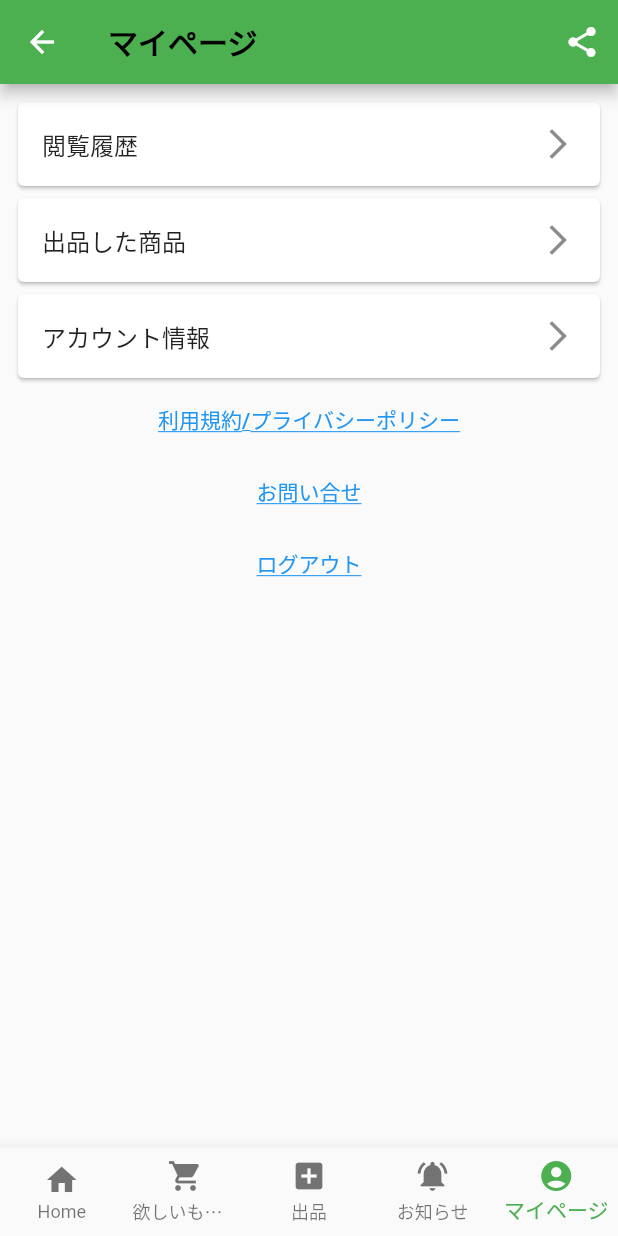
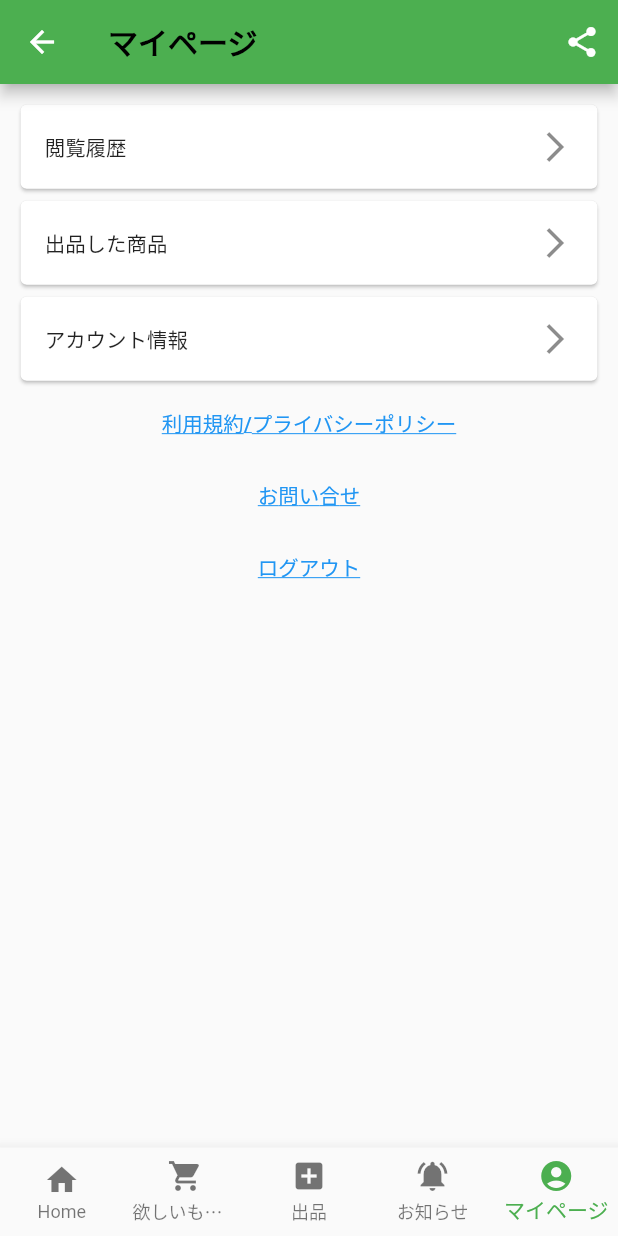
Before and after one commit to CoreForceNITech/share_box, a Flutter app: the Announcement screen opened directly, item 5 of the bottom bar chosen, on a phone screen of 412 x 824 dp. Run offline on Flutter 3.47's test engine with Material 2 defaults, Android fonts, the phone set to English and light mode, and no system bars; our stand-ins replace flutter_secure_storage, get, share_plus; accounts and stored records are empty.

Commit message:
ver0.2.0.4 全ファイルを文字の大きさを画面依存へ。Dimensions.dartにwidth追加(120,603)。

```diff
--- a/lib/Pages/main.dart
+++ b/lib/Pages/main.dart
@@ -3,7 +3,6 @@ import 'dart:io';
 import 'package:flutter/foundation.dart';
 import 'package:flutter/material.dart';
 import 'package:get/get.dart';
-import 'package:share_box/config/size_config.dart';
 import 'package:share_box/Pages/home.dart';
 import 'package:share_box/my_class/my_drawer.dart';
 import 'package:share_box/Pages/new_register.dart';
@@ -65,8 +64,6 @@ class _MyHomePageState extends State<MyHomePage> {
 
   @override
   Widget build(BuildContext context) {
-    //画面サイズ管理
-    SizeConfig().init(context);
     //web,Android上の戻るボタン無効化
     return WillPopScope(
       onWillPop: () async {
--- a/lib/Pages/my_page.dart
+++ b/lib/Pages/my_page.dart
@@ -7,6 +7,7 @@ import 'package:share_box/Pages/mypage_pages/exhibited_products.dart';
 import 'package:share_box/Pages/mypage_pages/inquiry.dart';
 import 'package:share_box/Pages/mypage_pages/privacy_policy.dart';
 import 'package:share_box/my_class/my_drawer.dart';
+import 'package:share_box/utils/dimensions.dart';
 
 class MyPage extends StatefulWidget {
   @override
@@ -27,7 +28,7 @@ class _MyPageState extends State<MyPage> {
         body: Container(
           width: double.infinity,
           //画面端の余白
-          padding: const EdgeInsets.all(8),
+          padding: MyDrawer.paddingSize(),
           child: SingleChildScrollView(
             child: Column(
               children: <Widget>[
@@ -42,7 +43,12 @@ class _MyPageState extends State<MyPage> {
                     children: [
                       Card(
                         child: ListTile(
-                          title: const Text('閲覧履歴'),
+                          title: Text(
+                            '閲覧履歴',
+                            style: TextStyle(
+                              fontSize: Dimensions.font14,
+                            ),
+                          ),
                           trailing: const Icon(Icons.arrow_forward_ios_sharp),
                           onTap: () {
                             MyDrawer.movePage(context, BrowsingHistory());
@@ -51,7 +57,12 @@ class _MyPageState extends State<MyPage> {
                       ),
                       Card(
                         child: ListTile(
-                          title: const Text('出品した商品'),
+                          title: Text(
+                            '出品した商品',
+                            style: TextStyle(
+                              fontSize: Dimensions.font14,
+                            ),
+                          ),
                           trailing: const Icon(Icons.arrow_forward_ios_sharp),
                           onTap: () {
                             MyDrawer.movePage(context, ExhibitedProducts());
@@ -60,7 +71,12 @@ class _MyPageState extends State<MyPage> {
                       ),
                       Card(
                         child: ListTile(
-                          title: const Text('アカウント情報'),
+                          title: Text(
+                            'アカウント情報',
+                            style: TextStyle(
+                              fontSize: Dimensions.font14,
+                            ),
+                          ),
                           trailing: const Icon(Icons.arrow_forward_ios_sharp),
                           onTap: () {
                             MyDrawer.movePage(context, AccountInformation());
@@ -71,11 +87,12 @@ class _MyPageState extends State<MyPage> {
                   ),
                 ),
                 TextButton(
-                  child: const Text(
+                  child: Text(
                     '利用規約/プライバシーポリシー',
                     style: TextStyle(
                       color: Colors.blue,
                       decoration: TextDecoration.underline,
+                      fontSize: Dimensions.font14,
                     ),
                   ),
                   onPressed: () {
@@ -83,11 +100,12 @@ class _MyPageState extends State<MyPage> {
                   },
                 ),
                 TextButton(
-                  child: const Text(
+                  child: Text(
                     'お問い合せ',
                     style: TextStyle(
                       color: Colors.blue,
                       decoration: TextDecoration.underline,
+                      fontSize: Dimensions.font14,
                     ),
                   ),
                   onPressed: () {
@@ -95,11 +113,12 @@ class _MyPageState extends State<MyPage> {
                   },
                 ),
                 TextButton(
-                  child: const Text(
+                  child: Text(
                     'ログアウト',
                     style: TextStyle(
                       color: Colors.blue,
                       decoration: TextDecoration.underline,
+                      fontSize: Dimensions.font14,
                     ),
                   ),
                   onPressed: () {
--- a/lib/utils/dimensions.dart
+++ b/lib/utils/dimensions.dart
@@ -25,6 +25,8 @@ class Dimensions {
   static double width30 = screenWidth / 28.13;
   static double width45 = screenWidth / 18.76;
   static double width60 = screenWidth / 14.07;
+  static double width120 = screenWidth / 7.035;
+  static double width603 = screenWidth / 1.4;
 
   //font Size
   static double font12 = screenHeight / 70.333;
```
Also changed, not shown: lib/Pages/announcement.dart (+6 -2 lines), lib/Pages/home.dart (+4 -3 lines), lib/Pages/mypage_pages/account_information.dart (+6 -2 lines), lib/Pages/mypage_pages/browsing_history.dart (+6 -2 lines), lib/Pages/mypage_pages/exhibited_products.dart (+6 -2 lines), lib/Pages/mypage_pages/inquiry.dart (+6 -2 lines), lib/Pages/mypage_pages/privacy_policy.dart (+6 -2 lines).
